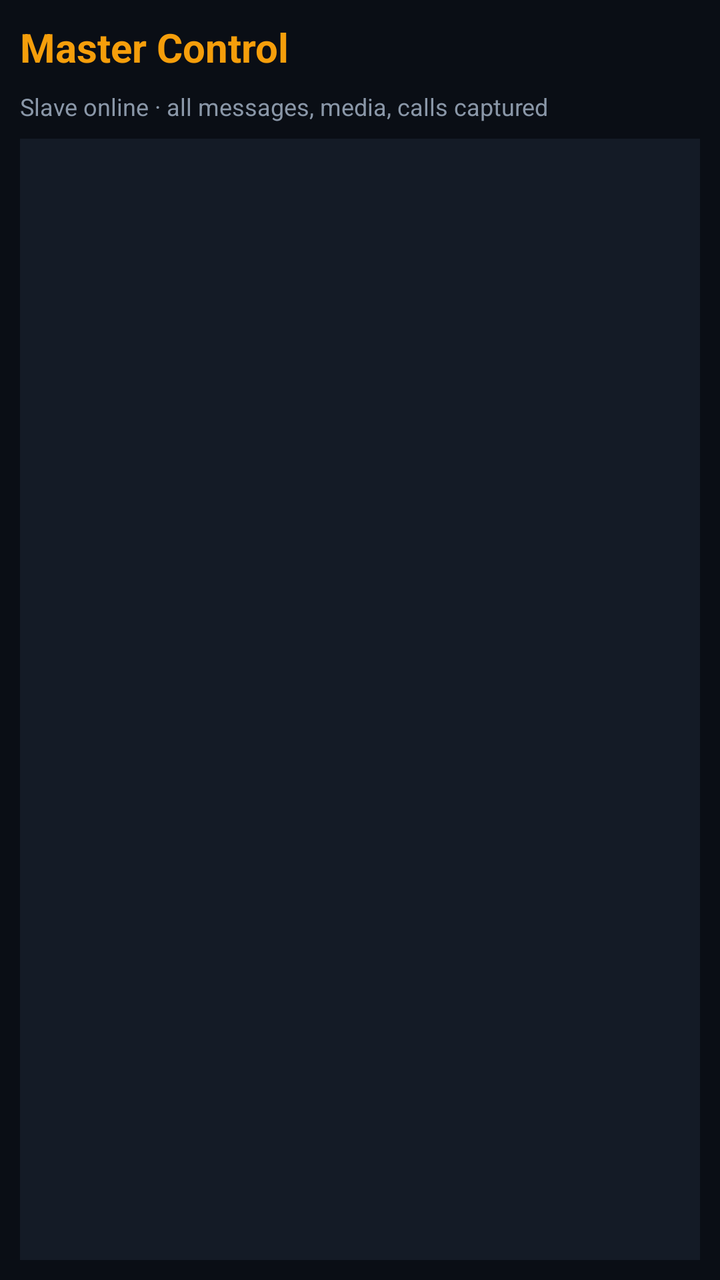
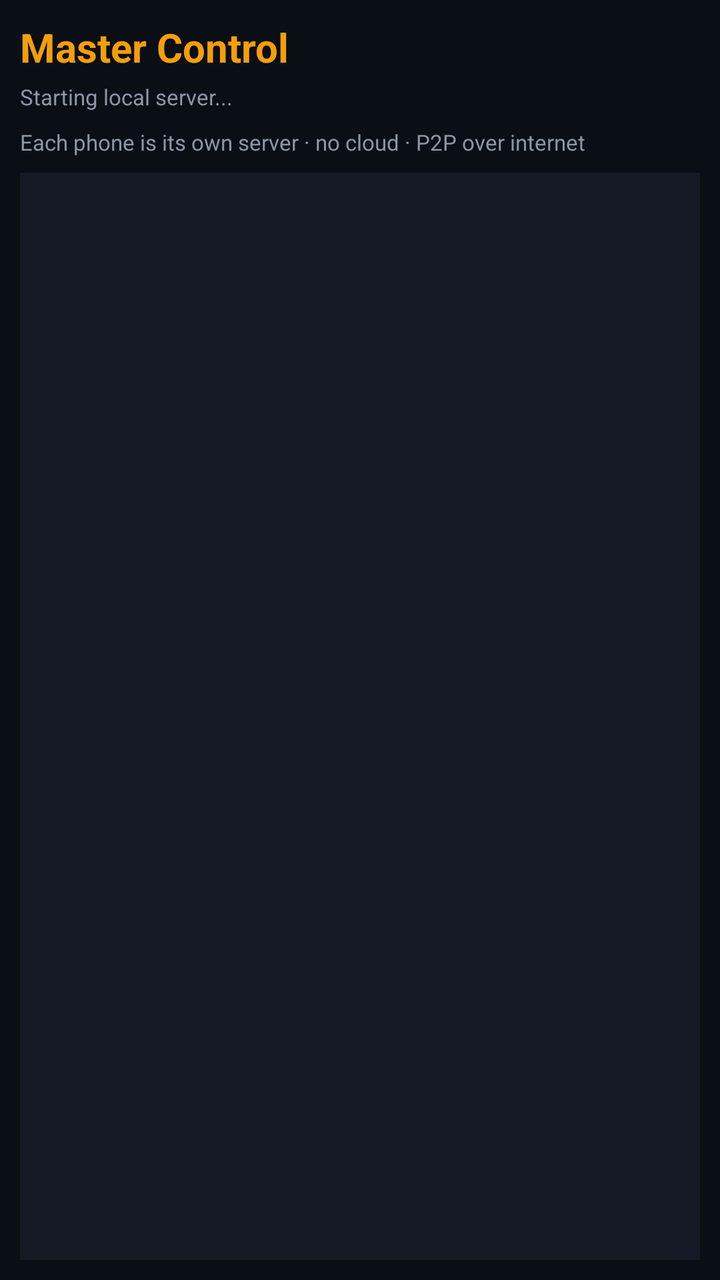

Compare the two renders of this Android layout. The source of the first and the diff that turns it into the second are given below.
<!-- AndroidManifest.xml: application theme Theme.Master -->
<!-- res/layout/activity_master.xml -->
<LinearLayout xmlns:android="http://schemas.android.com/apk/res/android"
    android:layout_width="match_parent" android:layout_height="match_parent"
    android:orientation="vertical" android:background="#0a0e15" android:padding="10dp">
    <TextView android:layout_width="match_parent" android:layout_height="wrap_content"
        android:text="Master Control" android:textColor="#f59e0b" android:textSize="20sp"
        android:textStyle="bold" android:layout_marginBottom="8dp"/>
    <TextView android:layout_width="match_parent" android:layout_height="wrap_content"
        android:text="Slave online · all messages, media, calls captured" android:textColor="#8a97a8"
        android:textSize="12sp" android:layout_marginBottom="8dp"/>
    <ListView android:id="@+id/list" android:layout_width="match_parent"
        android:layout_height="match_parent" android:background="#141b26"/>
</LinearLayout>
<!-- resources referenced by this layout -->
<resources>
  <style name="Theme.Master" parent="Theme.AppCompat.NoActionBar">
          <item name="android:windowBackground">#0a0e15</item>
      </style>
</resources>

<!-- the commit's change to res/layout/activity_master.xml (unified diff, before → after) -->
@@ -3,10 +3,13 @@
     android:orientation="vertical" android:background="#0a0e15" android:padding="10dp">
     <TextView android:layout_width="match_parent" android:layout_height="wrap_content"
         android:text="Master Control" android:textColor="#f59e0b" android:textSize="20sp"
-        android:textStyle="bold" android:layout_marginBottom="8dp"/>
+        android:textStyle="bold" android:layout_marginBottom="4dp"/>
+    <TextView android:id="@+id/status" android:layout_width="match_parent" android:layout_height="wrap_content"
+        android:text="Starting local server..." android:textColor="#8a97a8" android:textSize="11sp"
+        android:layout_marginBottom="8dp"/>
     <TextView android:layout_width="match_parent" android:layout_height="wrap_content"
-        android:text="Slave online · all messages, media, calls captured" android:textColor="#8a97a8"
-        android:textSize="12sp" android:layout_marginBottom="8dp"/>
+        android:text="Each phone is its own server · no cloud · P2P over internet" android:textColor="#8a97a8"
+        android:textSize="11sp" android:layout_marginBottom="8dp"/>
     <ListView android:id="@+id/list" android:layout_width="match_parent"
         android:layout_height="match_parent" android:background="#141b26"/>
 </LinearLayout>
